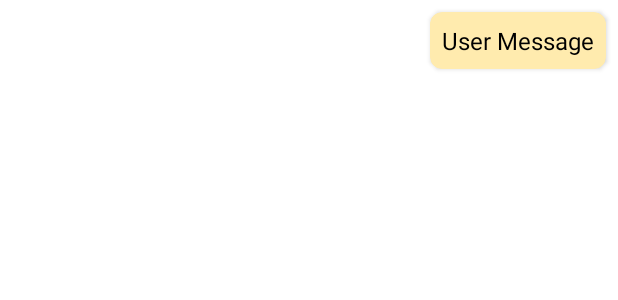
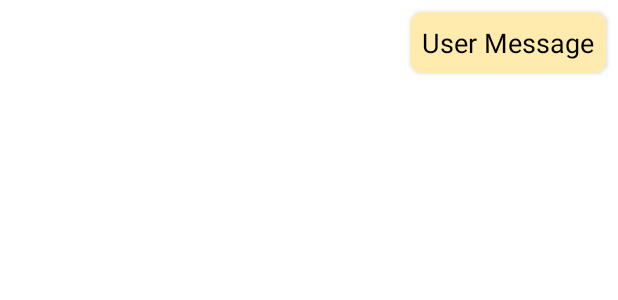
Before and after one commit to gdscewha-3rd/Project-Community, an Android app: the layout user_msg_item.xml on its own in the app's theme, with its tools: preview values and no code run, on a phone screen of 412 x 824 dp. Shown: the top 300 px of the screen. Run offline under Robolectric (Android 15) with nearby library versions, the phone set to English and light mode, and no system bars.

Commit message:
챗봇 자잘한 수정

```diff
--- a/app/src/main/java/com/example/leafy2/chatbot/ChatbotFragment.kt
+++ b/app/src/main/java/com/example/leafy2/chatbot/ChatbotFragment.kt
@@ -79,7 +79,7 @@ class ChatbotFragment : Fragment() {
 
     private fun getResponse(msg: String) {
         chatModelArrayList.add(ChatModel(msg, USER_KEY))
-        chatModelArrayList.add(ChatModel("This is bot msg", BOT_KEY)) // 임시 bot msg
+        chatModelArrayList.add(ChatModel("This is bot message", BOT_KEY)) // 임시 bot msg
         chatbotAdapter.notifyDataSetChanged()
 
         // retrofit, flask 통신
--- a/app/src/main/res/layout/bot_msg_item.xml
+++ b/app/src/main/res/layout/bot_msg_item.xml
@@ -25,7 +25,7 @@
             android:layout_gravity="center"
             android:layout_margin="@dimen/margin_8"
             android:textColor="@color/black"
-            android:textSize="16sp"
+            android:textSize="18sp"
             tools:text="Bot Message" />
 
     </androidx.cardview.widget.CardView>
--- a/app/src/main/res/layout/fragment_chatbot.xml
+++ b/app/src/main/res/layout/fragment_chatbot.xml
@@ -4,11 +4,6 @@
     xmlns:app="http://schemas.android.com/apk/res-auto"
     tools:context=".chatbot.ChatbotFragment">
 
-    <data>
-        <variable
-            name="chatbotFragment"
-            type="com.example.leafy2.chatbot.ChatbotFragment" />
-    </data>
 
     <RelativeLayout
         android:layout_width="match_parent"
--- a/app/src/main/res/layout/user_msg_item.xml
+++ b/app/src/main/res/layout/user_msg_item.xml
@@ -25,7 +25,7 @@
             android:layout_gravity="center"
             android:layout_margin="@dimen/margin_8"
             android:textColor="@color/black"
-            android:textSize="16sp"
+            android:textSize="18sp"
             tools:text="User Message" />
 
     </androidx.cardview.widget.CardView>
```
